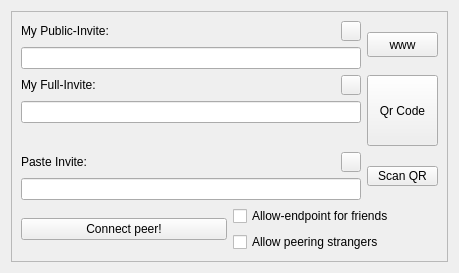
This is src-gui/quickstartdialog.ui in yedino/galaxy42 as Qt 5 draws it before an edit. The edited form follows.
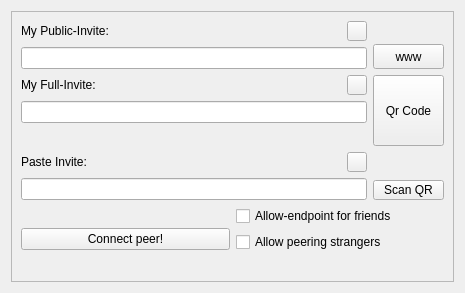
This is the edited form. Icons and pictures are not drawn.

What changed in the file:
```diff
--- a/src-gui/quickstartdialog.ui
+++ b/src-gui/quickstartdialog.ui
@@ -6,8 +6,8 @@
    <rect>
     <x>0</x>
     <y>0</y>
-    <width>459</width>
-    <height>273</height>
+    <width>465</width>
+    <height>293</height>
    </rect>
   </property>
   <property name="sizePolicy">
@@ -30,8 +30,8 @@
        <rect>
         <x>0</x>
         <y>0</y>
-        <width>422</width>
-        <height>271</height>
+        <width>445</width>
+        <height>273</height>
        </rect>
       </property>
       <layout class="QVBoxLayout" name="verticalLayout_5">
@@ -96,6 +96,21 @@
             </layout>
            </item>
            <item>
+            <layout class="QVBoxLayout" name="verticalLayout_6">
+             <item>
+              <spacer name="verticalSpacer_3">
+               <property name="orientation">
+                <enum>Qt::Vertical</enum>
+               </property>
+               <property name="sizeHint" stdset="0">
+                <size>
+                 <width>20</width>
+                 <height>40</height>
+                </size>
+               </property>
+              </spacer>
+             </item>
+             <item>
             <widget class="QPushButton" name="wwwButton">
              <property name="minimumSize">
               <size>
@@ -120,6 +135,8 @@
            </item>
           </layout>
          </item>
+          </layout>
+         </item>
          <item row="3" column="0">
           <layout class="QHBoxLayout" name="horizontalLayout_4">
            <item>
@@ -175,6 +192,21 @@
             </layout>
            </item>
            <item>
+            <layout class="QVBoxLayout" name="verticalLayout_7">
+             <item>
+              <spacer name="verticalSpacer_4">
+               <property name="orientation">
+                <enum>Qt::Vertical</enum>
+               </property>
+               <property name="sizeHint" stdset="0">
+                <size>
+                 <width>20</width>
+                 <height>40</height>
+                </size>
+               </property>
+              </spacer>
+             </item>
+             <item>
             <widget class="QPushButton" name="QrScanButton">
              <property name="minimumSize">
               <size>
@@ -192,6 +224,8 @@
               <string>Scan QR</string>
              </property>
             </widget>
+             </item>
+            </layout>
            </item>
           </layout>
          </item>
```
Lines whose indentation alone changed are shown as unchanged.
